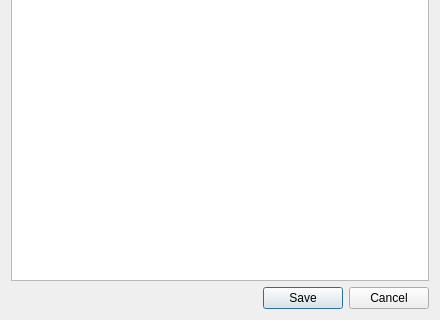
Qt form src/IDlgLoadOnlineMap.ui (ntruchsess/QLandkarteGT) before a commit; both pictures show x 0 to 440 and y 180 to 500 of the 440 by 500 pixel window.
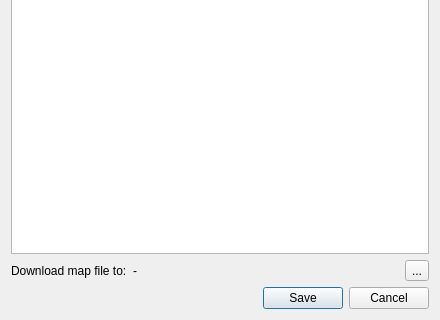
The same form after that commit. Icons and pictures are not drawn.

Commit message: make download path for maps an option

```diff
--- a/src/IDlgLoadOnlineMap.ui
+++ b/src/IDlgLoadOnlineMap.ui
@@ -17,6 +17,41 @@
    <item>
     <widget class="QListWidget" name="mapList"/>
    </item>
+   <item>
+    <layout class="QHBoxLayout" name="horizontalLayout">
+     <item>
+      <widget class="QLabel" name="label1">
+       <property name="sizePolicy">
+        <sizepolicy hsizetype="Maximum" vsizetype="Preferred">
+         <horstretch>0</horstretch>
+         <verstretch>0</verstretch>
+        </sizepolicy>
+       </property>
+       <property name="text">
+        <string>Download map file to:</string>
+       </property>
+      </widget>
+     </item>
+     <item>
+      <widget class="QLabel" name="wmsTargetPath">
+       <property name="text">
+        <string>-</string>
+       </property>
+      </widget>
+     </item>
+     <item>
+      <widget class="QToolButton" name="wmsButtonPath">
+       <property name="text">
+        <string>...</string>
+       </property>
+       <property name="icon">
+        <iconset resource="resources.qrc">
+         <normaloff>:/icons/iconFolderBlue16x16.png</normaloff>:/icons/iconFolderBlue16x16.png</iconset>
+       </property>
+      </widget>
+     </item>
+    </layout>
+   </item>
    <item>
     <widget class="QDialogButtonBox" name="buttonBox">
      <property name="orientation">
```
Left out of the diff: 4 changed lines with no effect on the pictures. The commit also changes 3 other files.
